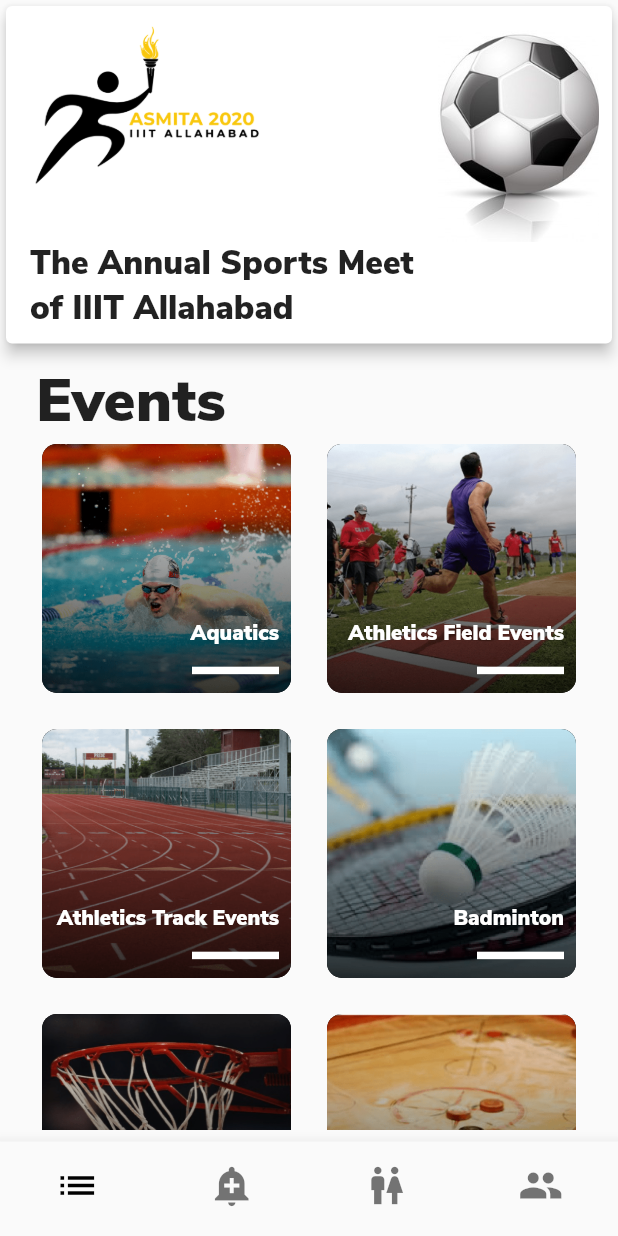
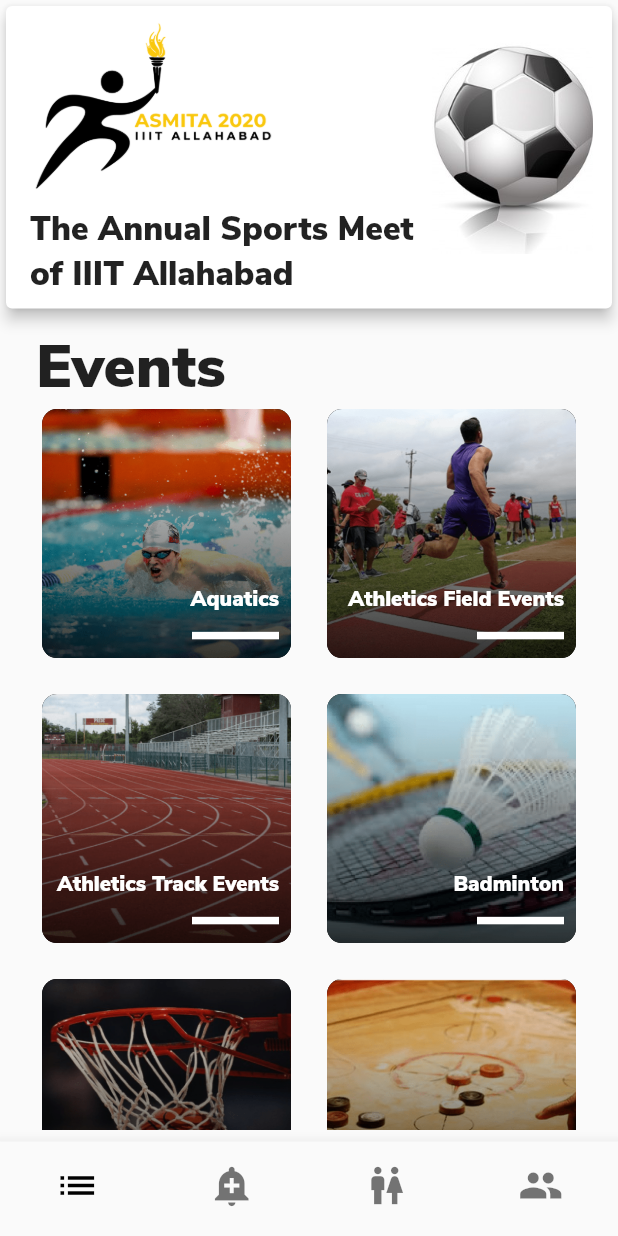
Before and after one commit to harchani-ritik/asmita_flutter, a Flutter app: the screen it shows after launch, on a phone screen of 412 x 824 dp. Run offline on Flutter 3.47's test engine with Material 2 defaults, Android fonts, the phone set to English and light mode, and no system bars; our stand-ins replace animated_text_kit, cloud_firestore, firebase_messaging, modal_progress_hud; missing offline and left inert: flutter_plugin_pdf_viewer; accounts and stored records are empty.

Commit message:
ui adjustments

```diff
--- a/lib/components/title_card.dart
+++ b/lib/components/title_card.dart
@@ -15,15 +15,15 @@ class TitleCard extends StatelessWidget {
             crossAxisAlignment: CrossAxisAlignment.start,
             children: <Widget>[
               Padding(
-                padding: EdgeInsets.symmetric(horizontal: 16,vertical: 0),
+                padding: EdgeInsets.fromLTRB(16, 8, 16, 8),
                 child: Image(
-                  height: _screenHeight/672*128,
+                  height: _screenHeight/672*96,
                   image: AssetImage('images/asmita_new.png'),
                   fit: BoxFit.cover,
                 ),
               ),
               Padding(
-                padding: EdgeInsets.fromLTRB(16, 0, 8, 8),
+                padding: EdgeInsets.fromLTRB(16, 0, 0, 8),
                 child: Text(
                   'The Annual Sports Meet\nof IIIT Allahabad',
                   style: TextStyle(fontSize: _screenHeight/672*18 ,),
@@ -33,7 +33,7 @@ class TitleCard extends StatelessWidget {
           ),
           Expanded(
             child: Padding(
-              padding: EdgeInsets.fromLTRB(0, 16, 0, 0),
+              padding: EdgeInsets.fromLTRB(0, 24, 0, 0),
               child: Image(
               height: _screenHeight/672*115,
               image: AssetImage('images/soccerr.jpg') ,
```
Also changed, not shown: images/asmita_new.png.
